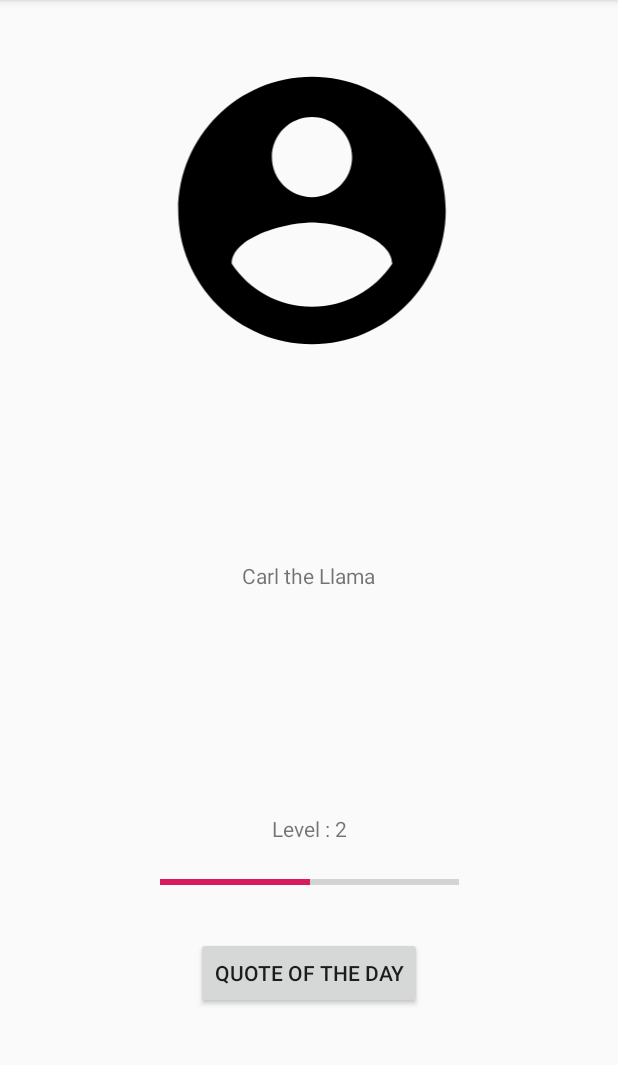
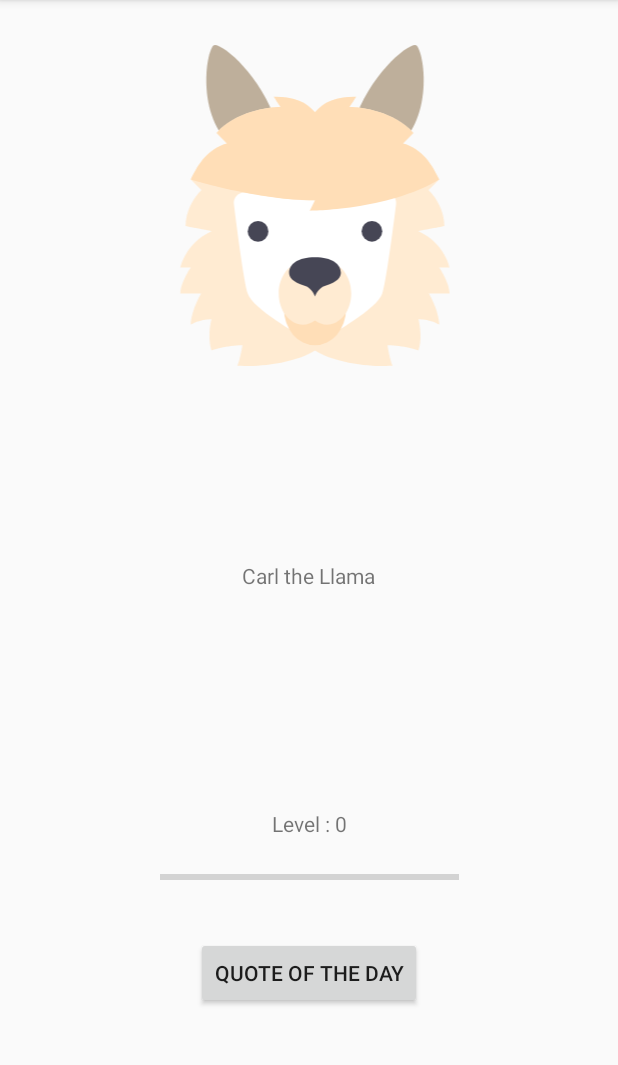
Before and after one commit to tyfarris16/CSC-436, an Android app: the fragment ProfileFragment placed in its activity, on a phone screen of 412 x 824 dp, the part 84-1149 px from its top. Run offline under Robolectric (Android 15) with nearby library versions, the phone set to English and light mode, and no system bars; 1 statement that could not run was skipped.

Commit message:
Working profile page

```diff
--- a/ReminderApp/app/src/main/java/com/example/tyfarris/reminderapp/AddReminderFragment.kt
+++ b/ReminderApp/app/src/main/java/com/example/tyfarris/reminderapp/AddReminderFragment.kt
@@ -46,13 +46,13 @@ class AddReminderFragment : Fragment() {
         var dateCalendar : Calendar = Calendar.getInstance()
         var dataFormat = SimpleDateFormat("MMM d, yyyy")
         var timeFormat = SimpleDateFormat("hh:mm")
-        var amPm : String = ""
+        var amPm : String = getAmPm(Calendar.HOUR)
 
         saveBtn?.setOnClickListener{
             //add reminder to list
 
             model.lstDirectory[model.selectedListPosition].reminderList.add(MyModelView.Reminder(event.text.toString(),
-                    dateCalendar.time, place.text.toString(),description.text.toString(), selectedCategory, amPm))
+                    dateCalendar.time, place.text.toString(),description.text.toString(), selectedCategory, amPm, false))
 
             val fm = activity?.supportFragmentManager
             fm?.popBackStack ("addReminder", FragmentManager.POP_BACK_STACK_INCLUSIVE)
--- a/ReminderApp/app/src/main/java/com/example/tyfarris/reminderapp/EditListFragment.kt
+++ b/ReminderApp/app/src/main/java/com/example/tyfarris/reminderapp/EditListFragment.kt
@@ -67,7 +67,6 @@ class EditListFragment : Fragment() {
         addButton?.setOnClickListener{
             //Toast.makeText(context, "HELLO", Toast.LENGTH_SHORT).show()
             activity?.supportFragmentManager?.beginTransaction()?.replace(R.id.fragment_container, AddReminderFragment())?.addToBackStack("addReminder")?.commit()
-        //TODO: Get this working
         }
 
         return view
--- a/ReminderApp/app/src/main/java/com/example/tyfarris/reminderapp/LifeBalanceFragment.kt
+++ b/ReminderApp/app/src/main/java/com/example/tyfarris/reminderapp/LifeBalanceFragment.kt
@@ -112,5 +112,3 @@ class LifeBalanceFragment : Fragment() {
         chart.description.isEnabled = false
     }
 }
-
-//TODO: CHECK OUT WHEN NULL :O
--- a/ReminderApp/app/src/main/java/com/example/tyfarris/reminderapp/MyModelView.kt
+++ b/ReminderApp/app/src/main/java/com/example/tyfarris/reminderapp/MyModelView.kt
@@ -10,6 +10,8 @@ class MyModelView : ViewModel() {
     var lstDirectory : MutableList<ReminderList> = mutableListOf()
     var selectedListPosition : Int = -1
     var selectedReminderPos : Int = -1
+    var progress: Int = 0
+    var level : Int = 0
 
     data class ReminderList(var listName: String,
                             val reminderList: MutableList<Reminder>) : Serializable
@@ -19,7 +21,8 @@ class MyModelView : ViewModel() {
                         var place: String,
                         var description: String,
                         var category : Float,
-                        var am_pm : String)
+                        var am_pm : String,
+                        var isDone : Boolean)
 
     fun addReminderList(reminderLstName: String){
         val lst = ReminderList(reminderLstName, mutableListOf())
--- a/ReminderApp/app/src/main/java/com/example/tyfarris/reminderapp/ProfileFragment.kt
+++ b/ReminderApp/app/src/main/java/com/example/tyfarris/reminderapp/ProfileFragment.kt
@@ -1,7 +1,9 @@
 package com.example.tyfarris.reminderapp
 
 import android.arch.lifecycle.ViewModelProviders
+import android.content.Intent
 import android.os.Bundle
+import android.os.LocaleList
 import android.speech.tts.TextToSpeech
 import android.support.v4.app.Fragment
 import android.view.LayoutInflater
@@ -9,6 +11,7 @@ import android.view.View
 import android.view.ViewGroup
 import android.widget.Button
 import android.widget.ProgressBar
+import android.widget.TextView
 import kotlinx.android.synthetic.main.activity_main.*
 import java.util.*
 
@@ -28,11 +31,19 @@ class ProfileFragment : Fragment(){
         val view = inflater.inflate(R.layout.fragment_profile, container, false)
         val progressLevel = view.findViewById<ProgressBar>(R.id.progressBar)
         val quoteOfDayBtn = view.findViewById<Button>(R.id.quoteButton)
+        var levelValue = view.findViewById<TextView>(R.id.textViewLevelValue)
 
         //set the info button to invisible
         activity?.toolbar_info_logo?.visibility = View.INVISIBLE
 
-        progressLevel.progress = 50
+        if(model.progress > 100)
+        {
+            model.progress = model.progress - 100
+            model.level = model.level + 1
+        }
+
+        progressLevel.progress = model.progress
+        levelValue.text = model.level.toString()
 
         tts = TextToSpeech(activity?.applicationContext, TextToSpeech.OnInitListener { status ->
             if (status != TextToSpeech.ERROR) {
--- a/ReminderApp/app/src/main/res/drawable/ic_account_circle_black_24dp.xml
+++ b/ReminderApp/app/src/main/res/drawable/ic_account_circle_black_24dp.xml
@@ -1,9 +1,5 @@
-<vector xmlns:android="http://schemas.android.com/apk/res/android"
-        android:width="24dp"
-        android:height="24dp"
-        android:viewportWidth="24.0"
-        android:viewportHeight="24.0">
-    <path
-        android:fillColor="#FF000000"
-        android:pathData="M12,2C6.48,2 2,6.48 2,12s4.48,10 10,10 10,-4.48 10,-10S17.52,2 12,2zM12,5c1.66,0 3,1.34 3,3s-1.34,3 -3,3 -3,-1.34 -3,-3 1.34,-3 3,-3zM12,19.2c-2.5,0 -4.71,-1.28 -6,-3.22 0.03,-1.99 4,-3.08 6,-3.08 1.99,0 5.97,1.09 6,3.08 -1.29,1.94 -3.5,3.22 -6,3.22z"/>
+<vector android:height="24dp" android:tint="#080808"
+    android:viewportHeight="24.0" android:viewportWidth="24.0"
+    android:width="24dp" xmlns:android="http://schemas.android.com/apk/res/android">
+    <path android:fillColor="#FF000000" android:pathData="M12,2C6.48,2 2,6.48 2,12s4.48,10 10,10 10,-4.48 10,-10S17.52,2 12,2zM12,5c1.66,0 3,1.34 3,3s-1.34,3 -3,3 -3,-1.34 -3,-3 1.34,-3 3,-3zM12,19.2c-2.5,0 -4.71,-1.28 -6,-3.22 0.03,-1.99 4,-3.08 6,-3.08 1.99,0 5.97,1.09 6,3.08 -1.29,1.94 -3.5,3.22 -6,3.22z"/>
 </vector>
--- /dev/null
+++ b/ReminderApp/app/src/main/res/drawable/ic_done_24dp.xml
@@ -0,0 +1,5 @@
+<vector android:height="24dp" android:tint="#25B03F"
+    android:viewportHeight="24.0" android:viewportWidth="24.0"
+    android:width="24dp" xmlns:android="http://schemas.android.com/apk/res/android">
+    <path android:fillColor="#FF000000" android:pathData="M9,16.2L4.8,12l-1.4,1.4L9,19 21,7l-1.4,-1.4L9,16.2z"/>
+</vector>
--- /dev/null
+++ b/ReminderApp/app/src/main/res/drawable/ic_llama.xml
@@ -0,0 +1,13 @@
+<vector android:height="24dp" android:viewportHeight="512"
+    android:viewportWidth="512" android:width="24dp" xmlns:android="http://schemas.android.com/apk/res/android">
+    <path android:fillColor="#BEAF9B" android:pathData="M194.442,123.933C169.672,49.622 111.874,0 95.966,0c-12.385,0 -33.632,115.676 32.422,165.217L194.442,123.933z"/>
+    <path android:fillColor="#BEAF9B" android:pathData="M317.557,123.933C342.327,49.622 400.125,0 416.033,0c12.385,0 33.632,115.676 -32.422,165.217L317.557,123.933z"/>
+    <path android:fillColor="#FFEBD2" android:pathData="M256,487.086c46.817,28.89 123.851,24.702 123.851,24.702c-4.518,-10.294 -8.128,-32.959 -8.128,-32.959c24.77,0 49.411,8.189 49.411,8.189c7.225,-22.638 0,-49.54 0,-49.54c20.642,0 33.027,9.289 33.027,8.257c0,-10.324 -5.16,-29.931 -16.514,-49.54h33.027c0,-16.961 -16.513,-41.285 -16.513,-41.285c-0.06,0 16.513,0.001 16.513,0.001s-7.568,-38.531 -49.54,-57.797c-1.251,-0.574 41.284,-7.568 41.284,-8.257c0,-22.706 -11.525,-43.968 -25.286,-57.729l17.03,-16.514c-11.421,-24.082 -27.282,-49.397 -57.797,-57.654l16.513,-16.657c-28.899,-33.715 -82.911,-41.284 -102.177,-41.284c0,0 11.353,-16.513 10.665,-16.513c-33.371,0 -50.916,8.257 -65.366,24.77c-14.449,-16.514 -31.995,-24.77 -65.366,-24.77c-0.688,0 10.665,16.513 10.665,16.513c-19.266,0 -73.279,7.568 -102.177,41.284l16.513,16.657c-30.515,8.257 -46.376,33.571 -57.797,57.654l17.03,16.514c-13.761,13.761 -25.286,35.023 -25.286,57.729c0,0.688 42.535,7.683 41.284,8.257c-41.972,19.266 -49.54,57.797 -49.54,57.797s16.573,-0.001 16.513,-0.001c0,0 -16.513,24.323 -16.513,41.285h33.027c-11.353,19.61 -16.514,39.216 -16.514,49.54c0,1.032 12.385,-8.257 33.027,-8.257c0,0 -7.225,26.903 0,49.54c0,0 24.641,-8.189 49.411,-8.189c0,0 -3.609,22.665 -8.128,32.959C132.149,511.788 209.182,515.977 256,487.086z"/>
+    <path android:fillColor="#FFFFFF" android:pathData="M256,247.784c-38.198,0 -83.608,-7.212 -110.013,-12.104c-10.969,-2.032 -20.71,7.2 -19.337,18.27c5.052,40.732 15.84,123.779 22.012,142.456c8.257,24.982 82.567,66.054 82.567,66.054l24.77,-0.212l24.77,0.212c0,0 74.311,-41.072 82.568,-66.054c6.173,-18.677 16.96,-101.724 22.012,-142.456c1.373,-11.07 -8.368,-20.302 -19.337,-18.27C339.607,240.572 294.197,247.784 256,247.784z"/>
+    <path android:fillColor="#FFDEB7" android:pathData="M206.46,420.96a49.54,58.004 0,1 0,99.08 0a49.54,58.004 0,1 0,-99.08 0z"/>
+    <path android:fillColor="#464655" android:pathData="M165.176,297.326m-16.513,0a16.513,16.513 0,1 1,33.026 0a16.513,16.513 0,1 1,-33.026 0"/>
+    <path android:fillColor="#464655" android:pathData="M346.824,297.119m-16.513,0a16.513,16.513 0,1 1,33.026 0a16.513,16.513 0,1 1,-33.026 0"/>
+    <path android:fillColor="#FFEBD2" android:pathData="M275.265,346.865c-7.027,0 -13.594,2.463 -19.266,6.696c-5.672,-4.234 -12.24,-6.696 -19.266,-6.696c-21.281,0 -38.531,22.227 -38.531,49.647c0,27.419 17.251,49.646 38.531,49.646c7.026,0 13.594,-2.463 19.266,-6.696c5.672,4.234 12.24,6.696 19.266,6.696c21.281,0 38.531,-22.227 38.531,-49.646C313.796,369.092 296.546,346.865 275.265,346.865z"/>
+    <path android:fillColor="#464655" android:pathData="M256,401.079c0,0 -4.142,-13.575 -16.513,-17.202c-19.953,-5.849 -24.77,-14.206 -24.77,-20.71c0,-13.68 13.923,-24.77 41.284,-24.77c27.361,0 41.284,11.09 41.284,24.77c0,6.503 -4.817,14.861 -24.77,20.71C260.141,387.504 256,401.079 256,401.079z"/>
+    <path android:fillColor="#FFDEB7" android:pathData="M247.743,264.298c0,0 123.851,-0.287 206.419,-49.684c-11.421,-24.082 -27.282,-49.397 -57.797,-57.654l16.513,-16.657c-28.899,-33.715 -82.911,-41.284 -102.177,-41.284c0,0 11.353,-16.513 10.665,-16.513c-33.371,0 -50.916,8.257 -65.366,24.77c-14.449,-16.514 -31.995,-24.77 -65.366,-24.77c-0.688,0 10.665,16.513 10.665,16.513c-19.265,0 -73.279,7.568 -102.177,41.284l16.513,16.657c-30.515,8.257 -46.376,33.571 -57.797,57.654c0,0 107.338,33.17 198.162,33.17L247.743,264.298z"/>
+</vector>
--- a/ReminderApp/app/src/main/res/layout/fragment_profile.xml
+++ b/ReminderApp/app/src/main/res/layout/fragment_profile.xml
@@ -17,9 +17,9 @@
         android:layout_height="214dp"
         android:layout_alignStart="@+id/textViewUsername"
         android:layout_alignParentTop="true"
-        android:layout_marginStart="-63dp"
-        android:layout_marginTop="33dp"
-        app:srcCompat="@drawable/ic_account_circle_black_24dp" />
+        android:layout_marginStart="-61dp"
+        android:layout_marginTop="30dp"
+        app:srcCompat="@drawable/ic_llama" />
 
     <TextView
         android:id="@+id/textViewLevel"
@@ -28,8 +28,8 @@
         android:layout_alignStart="@+id/textViewUsername"
         android:layout_alignParentBottom="true"
         android:layout_marginStart="20dp"
-        android:layout_marginBottom="206dp"
-        android:text="Level : 2" />
+        android:layout_marginBottom="209dp"
+        android:text="Level :" />
 
     <ProgressBar
         android:id="@+id/progressBar"
@@ -50,4 +50,14 @@
         android:layout_marginBottom="95dp"
         android:text="Quote of the day" />
 
+    <TextView
+        android:id="@+id/textViewLevelValue"
+        android:layout_width="wrap_content"
+        android:layout_height="wrap_content"
+        android:layout_alignTop="@+id/textViewLevel"
+        android:layout_marginStart="3dp"
+        android:layout_marginTop="0dp"
+        android:layout_toEndOf="@+id/textViewLevel"
+        android:text="0" />
+
 </RelativeLayout>
```
Also changed, not shown: ReminderApp/app/src/main/java/com/example/tyfarris/reminderapp/EditReminderFragment.kt (+24 -4 lines), ReminderApp/app/src/main/java/com/example/tyfarris/reminderapp/MyAdapter2.kt (+11 -0 lines), ReminderApp/app/src/main/res/layout/details.xml (+10 -0 lines), ReminderApp/app/src/main/res/layout/recycler_item.xml (+9 -0 lines), 2 other files.
